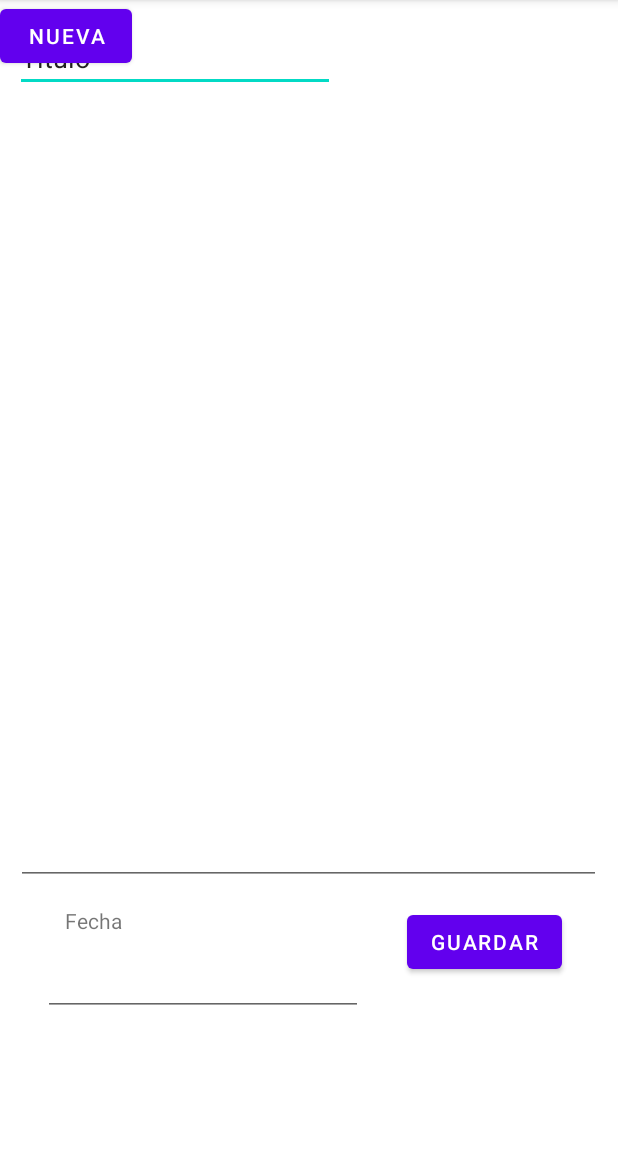
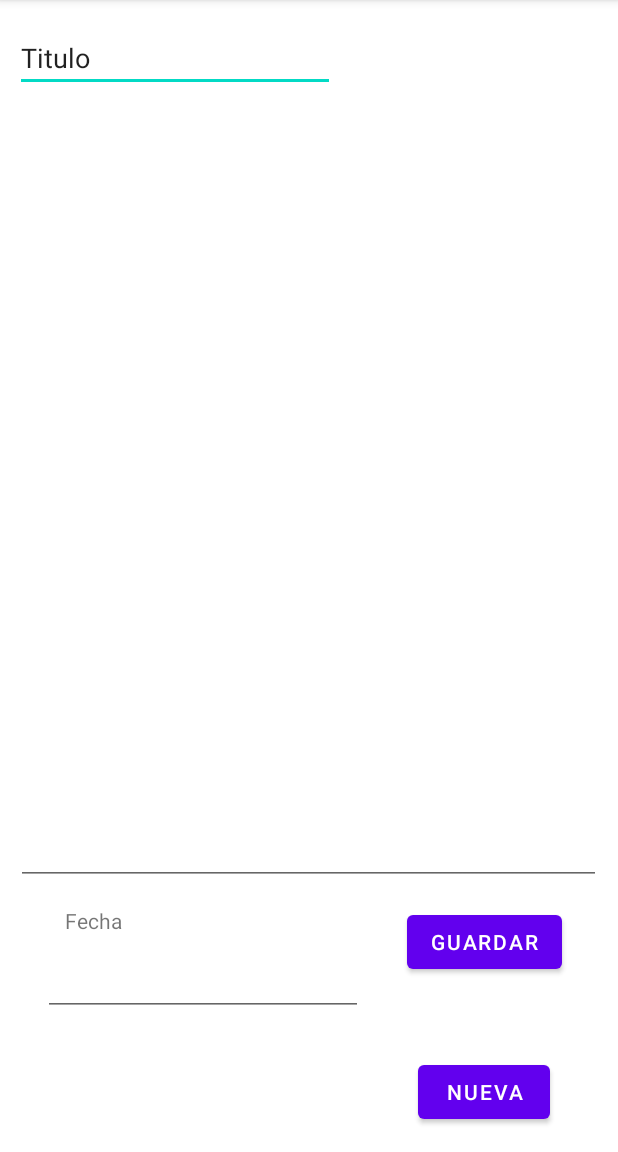
Before and after one commit to Kill3rDev/Proyecto_Final, an Android app: the agregarnota screen opened directly, with no data from a screen before it, on a phone screen of 412 x 824 dp, the part 84-1236 px from its top. Run offline under Robolectric (Android 15) with nearby library versions, the phone set to English and light mode, and no system bars.

Commit message:
Solucion a error en boton nueva nota

```diff
--- a/app/src/main/res/layout/activity_agregarnota.xml
+++ b/app/src/main/res/layout/activity_agregarnota.xml
@@ -70,7 +70,10 @@
         android:id="@+id/button"
         android:layout_width="wrap_content"
         android:layout_height="wrap_content"
+        android:layout_marginBottom="16dp"
         android:text="Nueva"
-        tools:layout_editor_absoluteX="276dp"
-        tools:layout_editor_absoluteY="660dp" />
+        app:layout_constraintBottom_toBottomOf="parent"
+        app:layout_constraintHorizontal_bias="0.86"
+        app:layout_constraintLeft_toLeftOf="parent"
+        app:layout_constraintRight_toRightOf="parent" />
 </androidx.constraintlayout.widget.ConstraintLayout>
```
